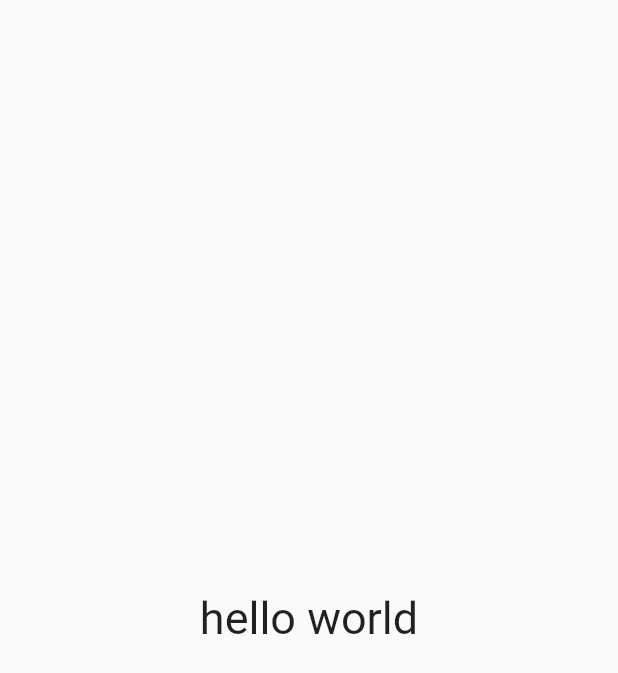
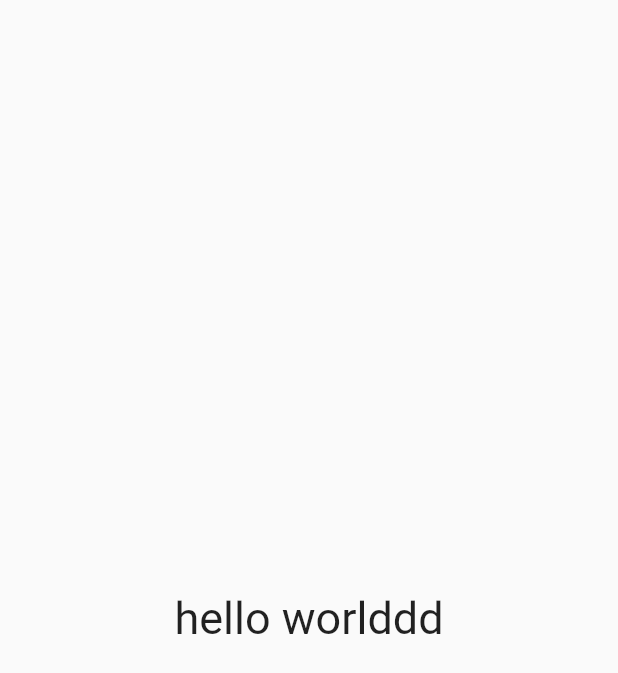
Before and after one commit to dannykurniawan1/flutterhelloworld, a Flutter app: the screen it shows after launch, on a phone screen of 412 x 824 dp. Shown: the top 673 px of the screen. Run offline on Flutter 3.47's test engine with Material 2 defaults, Android fonts, the phone set to English and light mode, and no system bars.

Commit message:
change Commit

```diff
--- a/lib/main.dart
+++ b/lib/main.dart
@@ -15,7 +15,7 @@ class MyApp extends StatelessWidget {
       home: Scaffold(
         body: Center(
           child: Text(
-              'hello world',
+              'hello worlddd',
               style: TextStyle(
               fontSize: 30
               ),
```
